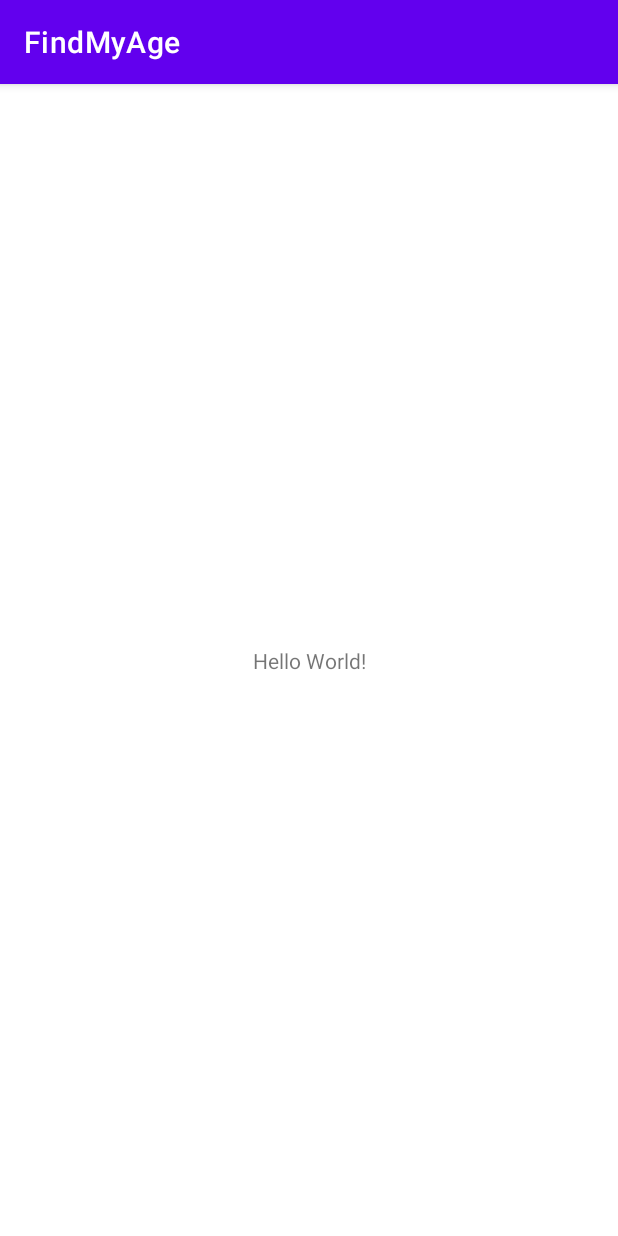
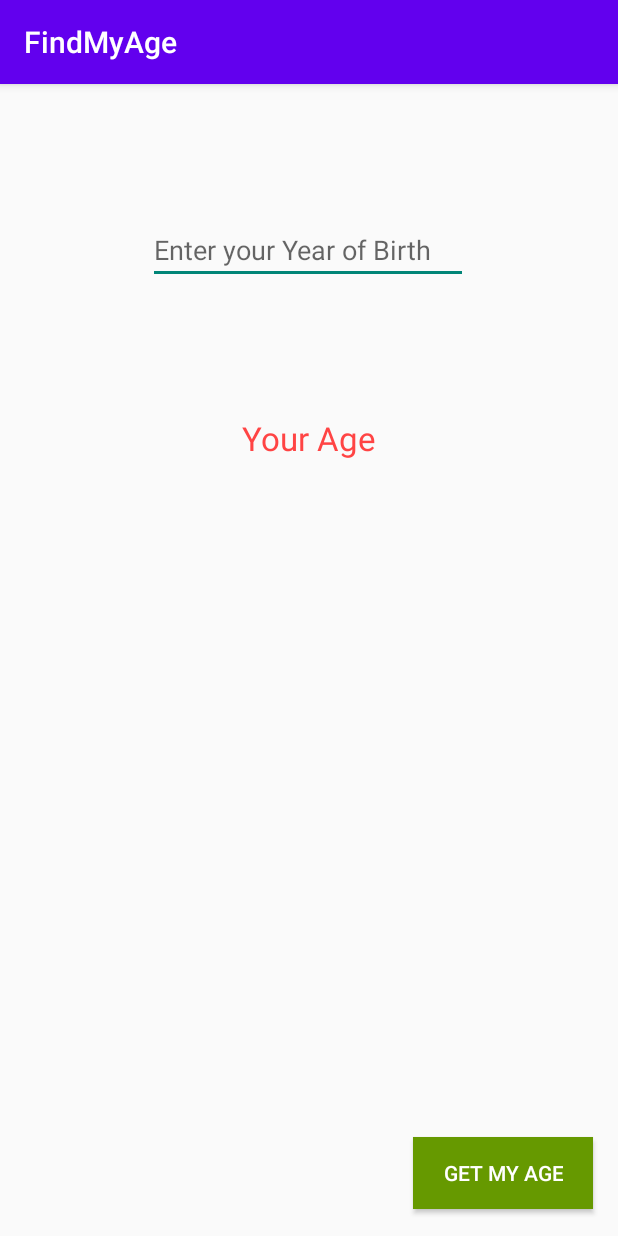
Before and after one commit to HeshamFawzy/FindMyAge, an Android app: the screen it shows after launch (MainActivity), on a phone screen of 412 x 824 dp. Run offline under Robolectric (Android 15) with nearby library versions, the phone set to English and light mode, and no system bars.

Commit message:
project done

```diff
--- a/app/build.gradle
+++ b/app/build.gradle
@@ -1,6 +1,7 @@
 plugins {
     id 'com.android.application'
     id 'kotlin-android'
+    id 'kotlin-android-extensions'
 }
 
 android {
--- a/app/src/main/java/com/hwave/findmyage/MainActivity.kt
+++ b/app/src/main/java/com/hwave/findmyage/MainActivity.kt
@@ -2,10 +2,20 @@ package com.hwave.findmyage
 
 import androidx.appcompat.app.AppCompatActivity
 import android.os.Bundle
+import android.view.View
+import kotlinx.android.synthetic.main.activity_main.*
+import java.util.*
 
 class MainActivity : AppCompatActivity() {
     override fun onCreate(savedInstanceState: Bundle?) {
         super.onCreate(savedInstanceState)
         setContentView(R.layout.activity_main)
     }
+
+    fun buClickEvent(view: View) {
+        val yearOfBirth = etUserYearOfBirth.text.toString().toInt()
+        val currentYear = Calendar.getInstance().get(Calendar.YEAR)
+        val age = currentYear - yearOfBirth
+        tvShowAge.text = "Your Age is " + age + " Years"
+    }
 }
--- a/app/src/main/res/layout/activity_main.xml
+++ b/app/src/main/res/layout/activity_main.xml
@@ -6,13 +6,48 @@
     android:layout_height="match_parent"
     tools:context=".MainActivity">
 
-    <TextView
+    <EditText
+        android:id="@+id/etUserYearOfBirth"
         android:layout_width="wrap_content"
         android:layout_height="wrap_content"
-        android:text="Hello World!"
-        app:layout_constraintBottom_toBottomOf="parent"
-        app:layout_constraintLeft_toLeftOf="parent"
-        app:layout_constraintRight_toRightOf="parent"
+        android:layout_marginTop="88dp"
+        android:ems="10"
+        android:hint="Enter your Year of Birth"
+        android:inputType="number"
+        app:layout_constraintEnd_toEndOf="parent"
+        app:layout_constraintHorizontal_bias="0.497"
+        app:layout_constraintStart_toStartOf="parent"
         app:layout_constraintTop_toTopOf="parent" />
 
+    <TextView
+        android:id="@+id/tvShowAge"
+        android:layout_width="wrap_content"
+        android:layout_height="wrap_content"
+        android:layout_marginTop="88dp"
+        android:text="Your Age"
+        android:textColor="@android:color/holo_red_light"
+        android:textSize="22sp"
+        app:layout_constraintEnd_toEndOf="parent"
+        app:layout_constraintStart_toStartOf="parent"
+        app:layout_constraintTop_toBottomOf="@+id/etUserYearOfBirth" />
+
+    <Button
+        android:id="@+id/buGetAge"
+        android:layout_width="wrap_content"
+        android:layout_height="wrap_content"
+        android:background="@android:color/holo_green_dark"
+        android:onClick="buClickEvent"
+        android:paddingLeft="20dp"
+        android:paddingTop="5dp"
+        android:paddingRight="20dp"
+        android:paddingBottom="5dp"
+        android:text="@string/buAge"
+        android:textColor="@color/white"
+        app:layout_constraintBottom_toBottomOf="parent"
+        app:layout_constraintEnd_toEndOf="parent"
+        app:layout_constraintHorizontal_bias="0.944"
+        app:layout_constraintStart_toStartOf="parent"
+        app:layout_constraintTop_toBottomOf="@+id/tvShowAge"
+        app:layout_constraintVertical_bias="0.962" />
+
 </androidx.constraintlayout.widget.ConstraintLayout>
--- a/app/src/main/res/values/strings.xml
+++ b/app/src/main/res/values/strings.xml
@@ -1,3 +1,4 @@
 <resources>
     <string name="app_name">FindMyAge</string>
+    <string name="buAge">Get My Age</string>
 </resources>
--- a/app/src/main/res/values/themes.xml
+++ b/app/src/main/res/values/themes.xml
@@ -1,6 +1,6 @@
 <resources xmlns:tools="http://schemas.android.com/tools">
     <!-- Base application theme. -->
-    <style name="Theme.FindMyAge" parent="Theme.MaterialComponents.DayNight.DarkActionBar">
+    <style name="Theme.FindMyAge" parent="Theme.AppCompat.DayNight.DarkActionBar">
         <!-- Primary brand color. -->
         <item name="colorPrimary">@color/purple_500</item>
         <item name="colorPrimaryVariant">@color/purple_700</item>
```
